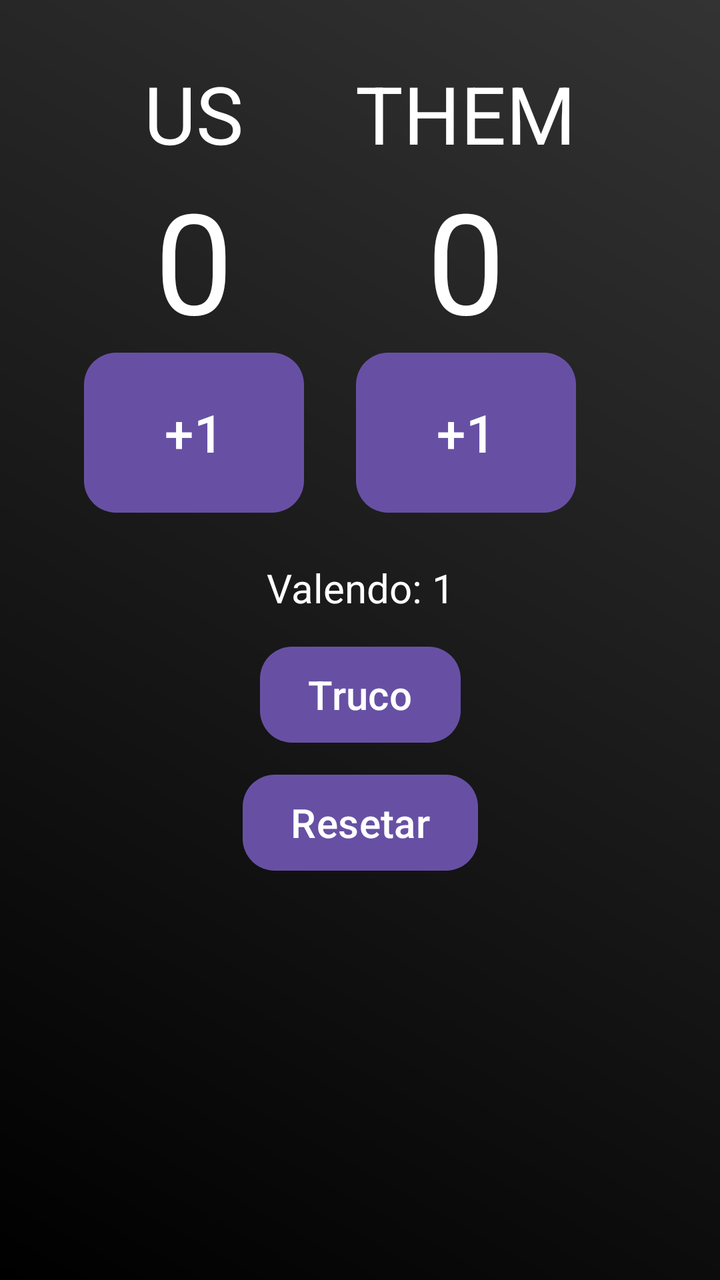
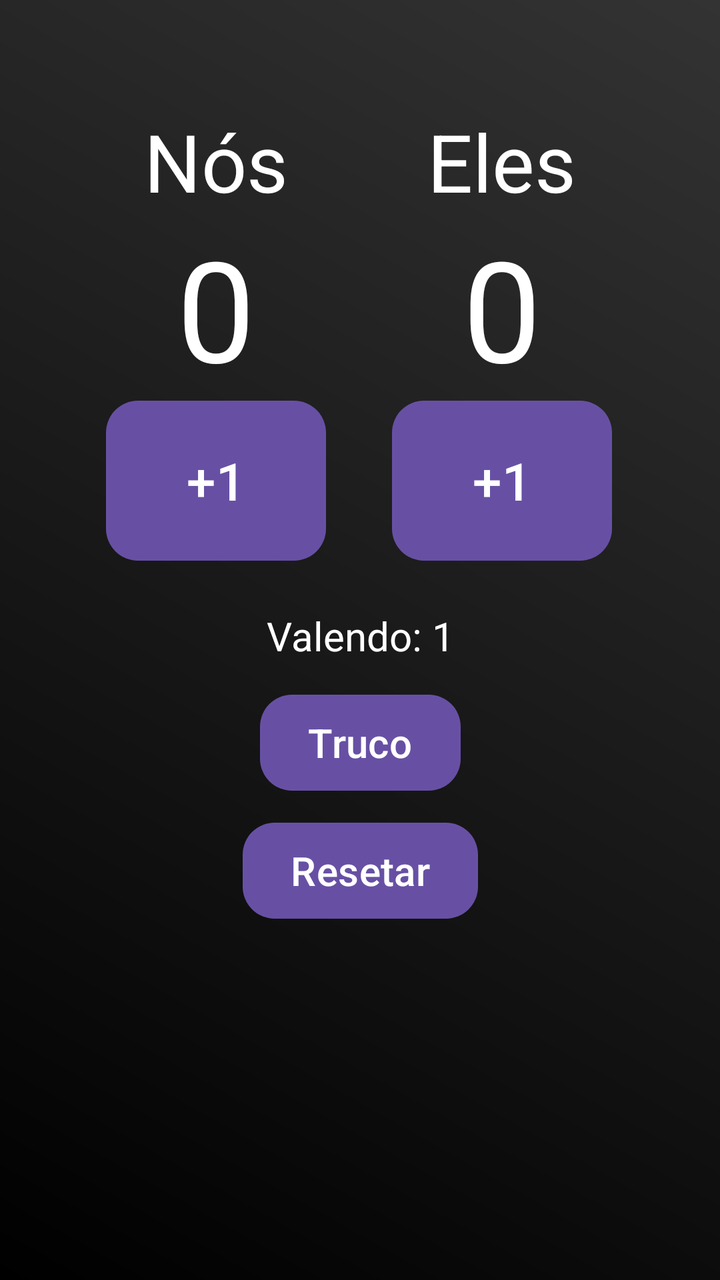

The first picture is an Android layout as it rendered before a commit; the second is the same layout after the commit. The layout source and the unified diff follow.
<!-- AndroidManifest.xml: application theme Theme.TrucoScoreBoard -->
<!-- res/layout/activity_main.xml -->
<?xml version="1.0" encoding="utf-8"?>
<androidx.constraintlayout.widget.ConstraintLayout
    xmlns:android="http://schemas.android.com/apk/res/android"
    xmlns:tools="http://schemas.android.com/tools"
    xmlns:app="http://schemas.android.com/apk/res-auto"
    android:id="@+id/main"
    android:layout_width="match_parent"
    android:layout_height="match_parent"
    android:background="@drawable/background_gradient"
    tools:context=".MainActivity">

    <androidx.constraintlayout.widget.Guideline
        android:id="@+id/gl20"
        android:layout_width="wrap_content"
        android:layout_height="wrap_content"
        android:orientation="vertical"
        app:layout_constraintGuide_percent="0.20"/>

    <TextView
        android:id="@+id/us_points_label_tv"
        android:layout_width="wrap_content"
        android:layout_height="wrap_content"
        android:text="@string/us"
        android:textSize="@dimen/label_text"
        android:textColor="#ffffff"
        android:layout_marginTop="30dp"
        app:layout_constraintStart_toStartOf="@id/gl20"
        app:layout_constraintTop_toTopOf="parent"
        android:gravity="center"
        />

    <TextView
        android:id="@+id/us_points_tv"
        android:layout_width="wrap_content"
        android:layout_height="wrap_content"
        android:text="0"
        android:textSize="@dimen/score_text"
        android:textColor="#ffffff"
        android:gravity="center"
        app:layout_constraintStart_toStartOf="@id/us_points_label_tv"
        app:layout_constraintEnd_toEndOf="@id/us_points_label_tv"
        app:layout_constraintTop_toBottomOf="@id/us_points_label_tv"
        />

    <Button
        android:id="@+id/us_point_bt"
        android:layout_width="@dimen/button_width"
        android:layout_height="@dimen/button_height"
        android:text="+1"
        android:textSize="@dimen/button_text"
        android:textColor="#ffffff"
        android:background="@drawable/button_selector"
        app:layout_constraintStart_toStartOf="@id/us_points_tv"
        app:layout_constraintEnd_toEndOf="@id/us_points_tv"
        app:layout_constraintTop_toBottomOf="@id/us_points_tv" />

    <androidx.constraintlayout.widget.Guideline
        android:id="@+id/gl80"
        android:layout_width="wrap_content"
        android:layout_height="wrap_content"
        android:orientation="vertical"
        app:layout_constraintGuide_percent="0.80"/>

    <TextView
        android:id="@+id/them_points_label_tv"
        android:layout_width="wrap_content"
        android:layout_height="wrap_content"
        android:text="@string/them"
        android:textSize="@dimen/label_text"
        android:textColor="#ffffff"
        android:layout_marginTop="30dp"
        app:layout_constraintEnd_toEndOf="@id/gl80"
        app:layout_constraintTop_toTopOf="parent"/>

    <TextView
        android:id="@+id/them_points_tv"
        android:layout_width="wrap_content"
        android:layout_height="wrap_content"
        android:text="0"
        android:textSize="@dimen/score_text"
        android:textColor="#ffffff"
        android:gravity="center"
        app:layout_constraintStart_toStartOf="@id/them_points_label_tv"
        app:layout_constraintEnd_toEndOf="@id/them_points_label_tv"
        app:layout_constraintTop_toBottomOf="@id/them_points_label_tv"/>

    <Button
        android:id="@+id/them_point_bt"
        android:layout_width="@dimen/button_width"
        android:layout_height="@dimen/button_height"
        android:background="@drawable/button_selector"
        android:text="+1"
        android:textColor="#ffffff"
        android:textSize="@dimen/button_text"
        app:layout_constraintEnd_toEndOf="@id/them_points_tv"
        app:layout_constraintStart_toStartOf="@id/them_points_tv"
        app:layout_constraintTop_toBottomOf="@id/them_points_tv" />

    <Button
        android:id="@+id/truco_bt"
        android:layout_width="wrap_content"
        android:layout_height="wrap_content"
        android:text="@string/truco"
        android:textSize="20sp"
        android:textColor="#ffffff"
        android:background="@drawable/button_selector"
        android:layout_marginTop="16dp"
        app:layout_constraintTop_toBottomOf="@id/round_value_tv"
        app:layout_constraintStart_toStartOf="parent"
        app:layout_constraintEnd_toEndOf="parent"/>

    <TextView
        android:id="@+id/round_value_tv"
        android:layout_width="0dp"
        android:layout_height="wrap_content"
        android:text="Valendo: 1"
        android:textSize="20sp"
        android:gravity="center"
        android:textColor="#ffffff"
        android:layout_marginTop="24dp"
        app:layout_constraintTop_toBottomOf="@id/us_point_bt"
        app:layout_constraintStart_toStartOf="parent"
        app:layout_constraintEnd_toEndOf="parent"/>

    <Button
        android:id="@+id/reset_bt"
        android:layout_width="wrap_content"
        android:layout_height="wrap_content"
        android:text="@string/resetar"
        android:textSize="20sp"
        android:textColor="#ffffff"
        android:background="@drawable/button_selector"
        android:layout_marginTop="16dp"
        app:layout_constraintTop_toBottomOf="@id/truco_bt"
        app:layout_constraintStart_toStartOf="parent"
        app:layout_constraintEnd_toEndOf="parent"/>
  </androidx.constraintlayout.widget.ConstraintLayout>
<!-- resources referenced by this layout -->
<resources>
  <dimen name="button_height">80dp</dimen>
  <dimen name="button_text">26sp</dimen>
  <dimen name="button_width">110dp</dimen>
  <dimen name="label_text">40sp</dimen>
  <dimen name="score_text">70sp</dimen>
  <!-- drawable background_gradient (drawable) -->
  <?xml version="1.0" encoding="utf-8"?>
  <shape xmlns:android="http://schemas.android.com/apk/res/android">
      <gradient
          android:startColor="#000000"
          android:endColor="#333333"
          android:angle="45" />
  </shape>
  <!-- drawable button_selector (drawable) -->
  <shape xmlns:android="http://schemas.android.com/apk/res/android">
      <gradient android:startColor="#444444" android:endColor="#000000" android:angle="45"/>
      <corners android:radius="16dp"/>
  </shape>
  <string name="resetar">Resetar</string>
  <string name="them">THEM</string>
  <string name="truco">Truco</string>
  <string name="us">US</string>
  <style name="Theme.TrucoScoreBoard" parent="Base.Theme.TrucoScoreBoard" />
  <style name="Base.Theme.TrucoScoreBoard" parent="Theme.Material3.DayNight.NoActionBar">
          
          
      </style>
</resources>

<!-- the commit's change to res/layout/activity_main.xml (unified diff, before → after) -->
@@ -6,6 +6,9 @@
     android:id="@+id/main"
     android:layout_width="match_parent"
     android:layout_height="match_parent"
+    android:fitsSystemWindows="true"
+    android:paddingTop="24dp"
+    android:clipToPadding="false"
     android:background="@drawable/background_gradient"
     tools:context=".MainActivity">
 
@@ -20,7 +23,7 @@
         android:id="@+id/us_points_label_tv"
         android:layout_width="wrap_content"
         android:layout_height="wrap_content"
-        android:text="@string/us"
+        android:text="@string/nos"
         android:textSize="@dimen/label_text"
         android:textColor="#ffffff"
         android:layout_marginTop="30dp"
@@ -65,7 +68,7 @@
         android:id="@+id/them_points_label_tv"
         android:layout_width="wrap_content"
         android:layout_height="wrap_content"
-        android:text="@string/them"
+        android:text="@string/eles"
         android:textSize="@dimen/label_text"
         android:textColor="#ffffff"
         android:layout_marginTop="30dp"
<!-- resource entries referenced after the edit -->
@@ -18,10 +18,10 @@
       <gradient android:startColor="#444444" android:endColor="#000000" android:angle="45"/>
       <corners android:radius="16dp"/>
   </shape>
+  <string name="eles">Eles</string>
+  <string name="nos">Nós</string>
   <string name="resetar">Resetar</string>
-  <string name="them">THEM</string>
   <string name="truco">Truco</string>
-  <string name="us">US</string>
   <style name="Theme.TrucoScoreBoard" parent="Base.Theme.TrucoScoreBoard" />
   <style name="Base.Theme.TrucoScoreBoard" parent="Theme.Material3.DayNight.NoActionBar">
           
